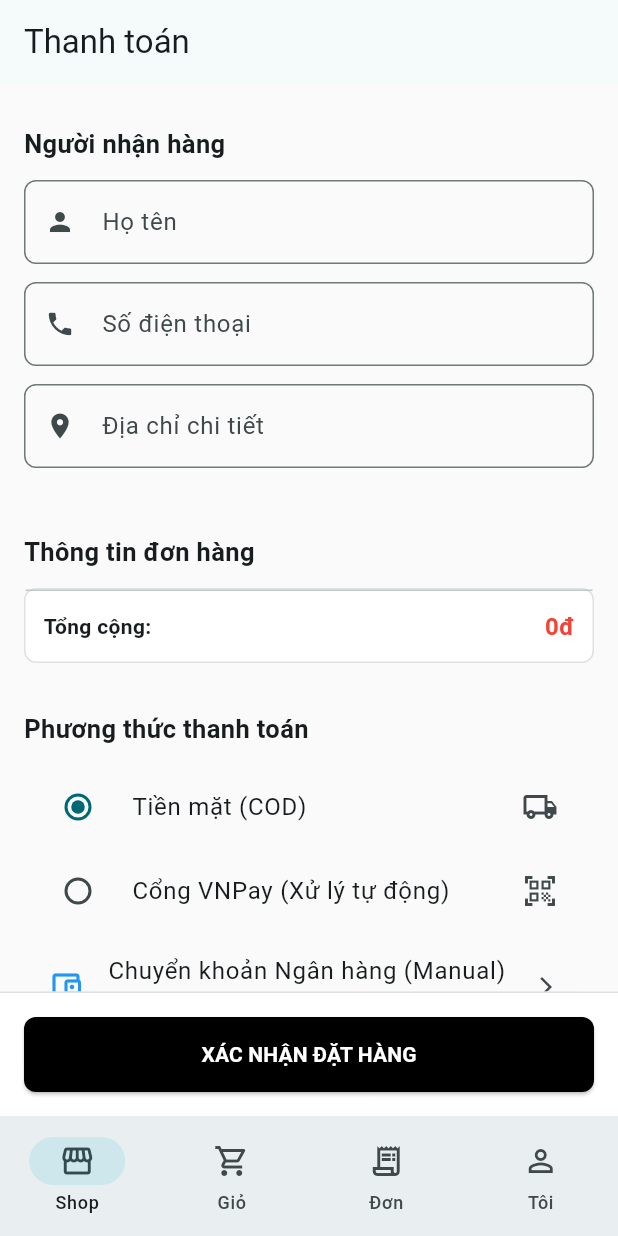
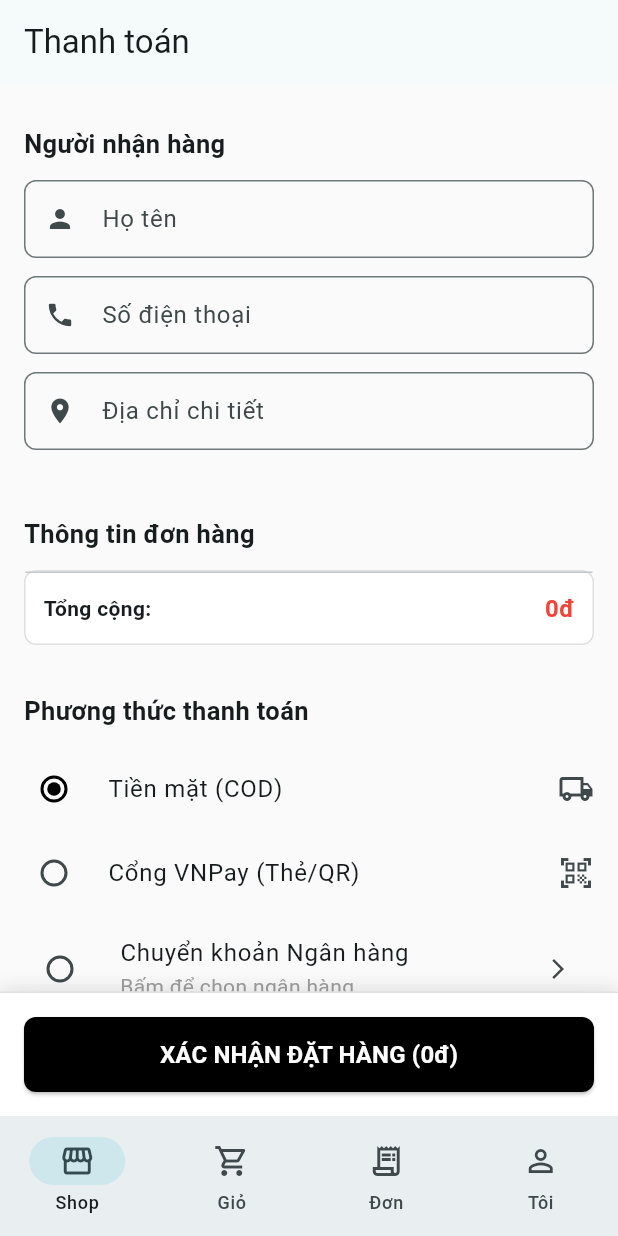
Before and after one commit to duyanhad/bangiay, a Flutter app: the CheckoutScreen screen opened by its route, on a phone screen of 412 x 824 dp. Run offline on Flutter 3.47's test engine with Material 3 defaults, Android fonts, the phone set to English and light mode, and no system bars; our stand-ins replace dio, flutter_secure_storage, go_router, webview_flutter; accounts and stored records are empty; network calls fail.

Commit message:
hoàn thành thanh toan vnpay

```diff
--- a/Shop_giay/lib/core/api/dio_client.dart
+++ b/Shop_giay/lib/core/api/dio_client.dart
@@ -6,7 +6,7 @@ class DioClient {
   // Android emulator: --dart-define=API_BASE_URL=http://10.0.2.2:8080/api/v1
   static const _baseUrl = String.fromEnvironment(
     'API_BASE_URL',
-    defaultValue: 'http://localhost:8080/api/v1',
+    defaultValue: 'http://192.168.0.140:8080/api/v1',
   );
 
   static final Dio dio = Dio(
--- a/Shop_giay/lib/features/checkout/presentation/checkout_screen.dart
+++ b/Shop_giay/lib/features/checkout/presentation/checkout_screen.dart
@@ -1,10 +1,14 @@
 import 'package:flutter/material.dart';
 import 'package:provider/provider.dart';
 import 'package:go_router/go_router.dart';
-import '../../cart/domain/cart_controller.dart';
+
+// --- Imports correct path based on your project structure ---
+import 'package:shop_giay/features/cart/domain/cart_controller.dart';
+
+import 'vnpay_web_view.dart';
 import '../../orders/data/order_api.dart';
-import 'vnpay_web_view.dart';
-
+import 'package:flutter/foundation.dart'; // Thêm dòng này
+import 'package:url_launcher/url_launcher.dart'; // Thêm dòng này
 class CheckoutScreen extends StatefulWidget {
   const CheckoutScreen({super.key});
 
@@ -13,27 +17,40 @@ class CheckoutScreen extends StatefulWidget {
 }
 
 class _CheckoutScreenState extends State<CheckoutScreen> {
+  // Giả định OrderApi đã được cấu hình Dio bên trong hoặc là Singleton
   final OrderApi _orderApi = OrderApi();
+
   final _formKey = GlobalKey<FormState>();
-
   final _nameController = TextEditingController();
   final _phoneController = TextEditingController();
   final _addressController = TextEditingController();
 
-  String _paymentMethod = 'cod';
+  String _paymentMethod = 'cod'; // Default
   Map<String, String>? _selectedBank;
   bool _isProcessing = false;
 
+  // Danh sách ngân hàng mẫu
   final List<Map<String, String>> _vnBanks = [
     {'name': 'BIDV', 'stk': '1234567890', 'owner': 'NGUYEN VAN A', 'logo': 'https://api.vietqr.io/img/BIDV.png', 'id': 'BIDV'},
     {'name': 'Techcombank', 'stk': '0987654321', 'owner': 'NGUYEN VAN A', 'logo': 'https://api.vietqr.io/img/TCB.png', 'id': 'TCB'},
     {'name': 'Vietinbank', 'stk': '1010101010', 'owner': 'NGUYEN VAN A', 'logo': 'https://api.vietqr.io/img/ICB.png', 'id': 'ICB'},
   ];
 
+  @override
+  void dispose() {
+    _nameController.dispose();
+    _phoneController.dispose();
+    _addressController.dispose();
+    super.dispose();
+  }
+
+  // --- LOGIC: CHỌN NGÂN HÀNG ---
   void _showBankSelection() {
     showModalBottomSheet(
       context: context,
-      shape: const RoundedRectangleBorder(borderRadius: BorderRadius.vertical(top: Radius.circular(20))),
+      shape: const RoundedRectangleBorder(
+        borderRadius: BorderRadius.vertical(top: Radius.circular(20))
+      ),
       builder: (context) => Container(
         padding: const EdgeInsets.all(20),
         child: Column(
@@ -41,7 +58,13 @@ class _CheckoutScreenState extends State<CheckoutScreen> {
           children: [
             const Text("Chọn ngân hàng thanh toán", style: TextStyle(fontSize: 18, fontWeight: FontWeight.bold)),
             const SizedBox(height: 15),
-            ..._vnBanks.map((bank) => ListTile(
+            // Sử dụng Expanded nếu danh sách dài, ở đây dùng shrinkWrap
+            ListView.builder(
+              shrinkWrap: true,
+              itemCount: _vnBanks.length,
+              itemBuilder: (context, index) {
+                final bank = _vnBanks[index];
+                return ListTile(
                   leading: Image.network(bank['logo']!, width: 40, errorBuilder: (_,__,___) => const Icon(Icons.account_balance)),
                   title: Text(bank['name']!),
                   subtitle: Text("STK: ${bank['stk']}"),
@@ -52,30 +75,43 @@ class _CheckoutScreenState extends State<CheckoutScreen> {
                     });
                     Navigator.pop(context);
                   },
-            )),
+                );
+              },
+            ),
           ],
         ),
       ),
     );
   }
 
-  void _placeOrder() async {
+  // --- LOGIC: ĐẶT HÀNG ---
+  Future<void> _placeOrder() async {
     if (!_formKey.currentState!.validate()) return;
 
     final cartCtrl = context.read<CartController>();
-    if (cartCtrl.items.isEmpty) return;
+    if (cartCtrl.items.isEmpty) {
+      _showSnackBar("Giỏ hàng trống!", Colors.red);
+      return;
+    }
 
     setState(() => _isProcessing = true);
 
     try {
+      // 1. Chuẩn bị dữ liệu gửi Backend
+      // LƯU Ý: Backend Order Model của bạn chỉ chấp nhận enum ["cod", "vnpay"].
+      // Nên nếu khách chọn 'bank' (thủ công), ta vẫn gửi là 'cod' (Pending)
+      // hoặc bạn phải sửa Backend thêm enum 'transfer'. Ở đây mình map về 'cod'.
+      final String methodToSend = (_paymentMethod == 'bank') ? 'cod' : _paymentMethod;
+
       final orderData = {
         "items": cartCtrl.items.map((e) => {
           "productId": e.productId,
           "qty": e.quantity,
           "size": e.selectedSize,
+          "price": e.price
         }).toList(),
         "total": cartCtrl.total,
-        "paymentMethod": _paymentMethod,
+        "paymentMethod": methodToSend,
         "shippingInfo": {
           "name": _nameController.text.trim(),
           "phone": _phoneController.text.trim(),
@@ -83,21 +119,38 @@ class _CheckoutScreenState extends State<CheckoutScreen> {
         },
       };
 
+      // 2. Xử lý theo phương thức
       if (_paymentMethod == 'vnpay') {
+        // 1. Gọi API lấy link
         final String? url = await _orderApi.createVnpayPayment(orderData);
-        if (url == null || url.isEmpty) throw "Không tạo được link VNPay";
 
+        if (url == null || url.isEmpty) throw "Lỗi link thanh toán";
         if (!mounted) return;
+
+        // --- BẮT ĐẦU ĐOẠN CODE MỚI ---
+        if (kIsWeb) {
+          // Nếu là WEB: Mở tab mới
+          if (await canLaunchUrl(Uri.parse(url))) {
+            await launchUrl(Uri.parse(url), mode: LaunchMode.externalApplication);
+            _showWebPaymentDialog(); // Gọi popup thông báo
+          }
+        } else {
+          // Nếu là MOBILE: Mở WebView trong App (như cũ)
           final bool? success = await Navigator.push(
             context,
             MaterialPageRoute(builder: (context) => VnpayWebView(url: url)),
           );
+          if (success == true) _handleSuccess("Thanh toán thành công!");
+        }
 
-        if (success == true) _handleSuccess("Thanh toán thành công!");
       } else {
+        // --- COD / BANK MANUAL FLOW ---
         await _orderApi.createOrder(orderData);
-        _handleSuccess("Đặt hàng thành công!");
+        _handleSuccess(_paymentMethod == 'bank'
+            ? "Đặt hàng thành công! Vui lòng chuyển khoản."
+            : "Đặt hàng thành công!");
       }
+
     } catch (e) {
       _showSnackBar("Lỗi: $e", Colors.red);
     } finally {
@@ -106,29 +159,57 @@ class _CheckoutScreenState extends State<CheckoutScreen> {
   }
 
   void _handleSuccess(String message) {
-    context.read<CartController>().loadCart();
+    final cartCtrl = context.read<CartController>();
+    // Load lại cart để backend trả về mảng rỗng (sau khi đã xóa session cart)
+    // Hoặc gọi hàm cartCtrl.clearLocalCart() nếu bạn có viết.
+    cartCtrl.loadCart();
+
     _showSnackBar(message, Colors.green);
+
+    // Điều hướng về Home và xóa các màn hình trước đó
     context.go('/');
   }
 
-  // Đã thêm hàm _showSnackBar ở đây
   void _showSnackBar(String message, Color color) {
     if (!mounted) return;
     ScaffoldMessenger.of(context).showSnackBar(
       SnackBar(
-        content: Text(message, style: const TextStyle(color: Colors.white)),
+        content: Text(message),
         backgroundColor: color,
         behavior: SnackBarBehavior.floating,
       ),
     );
   }
-
+// Hàm hiển thị thông báo riêng cho Web
+  void _showWebPaymentDialog() {
+    showDialog(
+      context: context,
+      barrierDismissible: false,
+      builder: (ctx) => AlertDialog(
+        title: const Text("Đang thanh toán..."),
+        content: const Text("Cửa sổ thanh toán đã mở. Sau khi thanh toán xong, hãy bấm nút dưới đây."),
+        actions: [
+          TextButton(
+            onPressed: () {
+              Navigator.pop(ctx);
+              _handleSuccess("Đã ghi nhận đơn hàng!");
+            },
+            child: const Text("Tôi đã thanh toán xong"),
+          )
+        ],
+      ),
+    );
+  }
+  // --- UI ---
   @override
   Widget build(BuildContext context) {
     final cartCtrl = context.watch<CartController>();
+    final totalAmount = cartCtrl.total;
+
     return Scaffold(
       appBar: AppBar(title: const Text("Thanh toán")),
-      body: Form(
+      body: SafeArea(
+        child: Form(
           key: _formKey,
           child: ListView(
             padding: const EdgeInsets.all(16),
@@ -145,27 +226,53 @@ class _CheckoutScreenState extends State<CheckoutScreen> {
               const SizedBox(height: 20),
               _buildSection("Phương thức thanh toán"),
               _payOption('cod', "Tiền mặt (COD)", Icons.local_shipping_outlined),
-            _payOption('vnpay', "Cổng VNPay (Xử lý tự động)", Icons.qr_code_scanner),
+              _payOption('vnpay', "Cổng VNPay (Thẻ/QR)", Icons.qr_code_scanner),
 
               ListTile(
-              leading: const Icon(Icons.account_balance_wallet_outlined, color: Colors.blue),
-              title: const Text("Chuyển khoản Ngân hàng (Manual)"),
-              subtitle: Text(_selectedBank != null ? "Đã chọn: ${_selectedBank!['name']}" : "Bấm để chọn ngân hàng Việt Nam"),
-              trailing: const Icon(Icons.arrow_forward_ios, size: 16),
-              onTap: _showBankSelection,
+                contentPadding: EdgeInsets.zero,
+                leading: Radio(
+                  value: 'bank',
+                  groupValue: _paymentMethod,
+                  activeColor: Colors.black,
+                  onChanged: (val) {
+                    setState(() {
+                       _paymentMethod = val.toString();
+                       // Nếu chưa chọn ngân hàng thì hiện popup luôn
+                       if(_selectedBank == null) _showBankSelection();
+                    });
+                  },
+                ),
+                title: const Text("Chuyển khoản Ngân hàng"),
+                subtitle: Text(
+                  _selectedBank != null
+                    ? "Đã chọn: ${_selectedBank!['name']}"
+                    : "Bấm để chọn ngân hàng",
+                  style: TextStyle(color: _selectedBank != null ? Colors.blue : Colors.grey)
+                ),
+                trailing: IconButton(
+                  icon: const Icon(Icons.arrow_forward_ios, size: 16),
+                  onPressed: _showBankSelection,
+                ),
+                onTap: () {
+                  setState(() => _paymentMethod = 'bank');
+                  _showBankSelection();
+                },
               ),
 
+              // Hiển thị thông tin chuyển khoản & QR nếu chọn Bank Manual
               if (_paymentMethod == 'bank' && _selectedBank != null)
-              _buildBankCard(cartCtrl.total),
+                _buildBankCard(totalAmount),
 
-            const SizedBox(height: 120),
+              const SizedBox(height: 100), // Khoảng trống cho nút đặt hàng
             ],
           ),
         ),
-      bottomSheet: _buildPayButton(cartCtrl.total),
+      ),
+      bottomSheet: _buildPayButton(totalAmount),
     );
   }
 
+  // Widget hiển thị danh sách sản phẩm
   Widget _buildOrderItems(CartController cart) {
     return Container(
       decoration: BoxDecoration(
@@ -178,10 +285,14 @@ class _CheckoutScreenState extends State<CheckoutScreen> {
           ...cart.items.map((item) => ListTile(
             leading: ClipRRect(
               borderRadius: BorderRadius.circular(4),
-              child: Image.network(item.image, width: 40, height: 40, fit: BoxFit.cover, errorBuilder: (_,__,___)=>const Icon(Icons.image))
+              child: Image.network(
+                item.image,
+                width: 40, height: 40, fit: BoxFit.cover,
+                errorBuilder: (_,__,___) => const Icon(Icons.image)
+              )
             ),
-            title: Text(item.name, style: const TextStyle(fontSize: 14, fontWeight: FontWeight.w500)),
-            subtitle: Text("Số lượng: ${item.quantity}"),
+            title: Text(item.name, maxLines: 1, overflow: TextOverflow.ellipsis, style: const TextStyle(fontSize: 14, fontWeight: FontWeight.w500)),
+            subtitle: Text("Size: ${item.selectedSize} | x${item.quantity}"),
             trailing: Text("${(item.price * item.quantity).toStringAsFixed(0)}đ"),
           )),
           const Divider(height: 1),
@@ -200,8 +311,11 @@ class _CheckoutScreenState extends State<CheckoutScreen> {
     );
   }
 
+  // Widget hiển thị QR Code và thông tin chuyển khoản
   Widget _buildBankCard(double amount) {
+    // Tạo link VietQR động
     String qrUrl = "https://api.vietqr.io/image/${_selectedBank!['id']}-${_selectedBank!['stk']}-compact2.jpg?amount=${amount.toInt()}&addInfo=ThanhToanDonHang";
+
     return Card(
       elevation: 0,
       color: Colors.blue.shade50,
@@ -215,51 +329,91 @@ class _CheckoutScreenState extends State<CheckoutScreen> {
               children: [
                 Image.network(_selectedBank!['logo']!, width: 40, errorBuilder: (_,__,___)=>const Icon(Icons.account_balance)),
                 const SizedBox(width: 12),
-                const Text("ThôngInfo thụ hưởng", style: TextStyle(fontWeight: FontWeight.bold, fontSize: 16)),
+                const Text("Thông tin thụ hưởng", style: TextStyle(fontWeight: FontWeight.bold, fontSize: 16)),
               ],
             ),
             const Divider(),
             _rowDetail("Ngân hàng:", _selectedBank!['name']!),
             _rowDetail("Số tài khoản:", _selectedBank!['stk']!),
+            _rowDetail("Chủ tài khoản:", _selectedBank!['owner']!),
             _rowDetail("Số tiền:", "${amount.toStringAsFixed(0)}đ"),
             const SizedBox(height: 15),
-            Image.network(qrUrl, height: 180),
+            Container(
+              color: Colors.white,
+              padding: const EdgeInsets.all(8),
+              child: Image.network(qrUrl, height: 180, errorBuilder: (_,__,___) => const Text("Lỗi tải mã QR")),
+            ),
+            const SizedBox(height: 8),
+            const Text("Quét mã QR bằng ứng dụng ngân hàng", style: TextStyle(fontSize: 12, color: Colors.grey)),
           ],
         ),
       ),
     );
   }
 
-  Widget _rowDetail(String l, String v) => Padding(
-    padding: const EdgeInsets.symmetric(vertical: 3),
-    child: Row(mainAxisAlignment: MainAxisAlignment.spaceBetween, children: [Text(l), Text(v, style: const TextStyle(fontWeight: FontWeight.bold))]),
+  Widget _rowDetail(String label, String value) {
+    return Padding(
+      padding: const EdgeInsets.symmetric(vertical: 4),
+      child: Row(
+        mainAxisAlignment: MainAxisAlignment.spaceBetween,
+        children: [
+          Text(label, style: const TextStyle(color: Colors.black54)),
+          SelectableText(value, style: const TextStyle(fontWeight: FontWeight.bold)),
+        ],
+      ),
     );
+  }
 
   Widget _buildPayButton(double total) => Container(
     padding: const EdgeInsets.all(16),
-    decoration: const BoxDecoration(color: Colors.white, border: Border(top: BorderSide(color: Colors.black12))),
+    decoration: const BoxDecoration(
+      color: Colors.white,
+      border: Border(top: BorderSide(color: Colors.black12)),
+      boxShadow: [BoxShadow(color: Colors.black12, blurRadius: 10, offset: Offset(0, -2))]
+    ),
     child: ElevatedButton(
-      style: ElevatedButton.styleFrom(backgroundColor: Colors.black, minimumSize: const Size(double.infinity, 50), shape: RoundedRectangleBorder(borderRadius: BorderRadius.circular(8))),
-      onPressed: _isProcessing ? null : _placeOrder,
-      child: _isProcessing ? const CircularProgressIndicator(color: Colors.white) : const Text("XÁC NHẬN ĐẶT HÀNG", style: TextStyle(color: Colors.white, fontWeight: FontWeight.bold)),
+      style: ElevatedButton.styleFrom(
+        backgroundColor: Colors.black,
+        minimumSize: const Size(double.infinity, 50),
+        shape: RoundedRectangleBorder(borderRadius: BorderRadius.circular(8))
+      ),
+      onPressed: _isProcessing ? null : () => _placeOrder(),
+      child: _isProcessing
+        ? const SizedBox(width: 20, height: 20, child: CircularProgressIndicator(color: Colors.white, strokeWidth: 2))
+        : Text("XÁC NHẬN ĐẶT HÀNG (${total.toStringAsFixed(0)}đ)", style: const TextStyle(color: Colors.white, fontWeight: FontWeight.bold, fontSize: 16)),
     ),
   );
 
-  Widget _buildSection(String t) => Padding(padding: const EdgeInsets.symmetric(vertical: 12), child: Text(t, style: const TextStyle(fontSize: 17, fontWeight: FontWeight.bold)));
+  Widget _buildSection(String t) => Padding(
+    padding: const EdgeInsets.symmetric(vertical: 12),
+    child: Text(t, style: const TextStyle(fontSize: 17, fontWeight: FontWeight.bold))
+  );
 
   Widget _inputField(TextEditingController c, String l, IconData i, {bool isPhone = false}) => Padding(
     padding: const EdgeInsets.only(bottom: 12),
     child: TextFormField(
       controller: c,
       keyboardType: isPhone ? TextInputType.phone : TextInputType.text,
-      decoration: InputDecoration(labelText: l, prefixIcon: Icon(i, size: 20), border: OutlineInputBorder(borderRadius: BorderRadius.circular(8))),
-      validator: (v) => (v == null || v.isEmpty) ? "Vui lòng nhập $l" : null,
+      decoration: InputDecoration(
+        labelText: l,
+        prefixIcon: Icon(i, size: 20),
+        border: OutlineInputBorder(borderRadius: BorderRadius.circular(8)),
+        contentPadding: const EdgeInsets.symmetric(horizontal: 12, vertical: 14),
+      ),
+      validator: (v) => (v == null || v.trim().isEmpty) ? "Vui lòng nhập $l" : null,
     ),
   );
 
   Widget _payOption(String v, String t, IconData i) => RadioListTile(
-    value: v, groupValue: _paymentMethod,
-    title: Text(t), secondary: Icon(i),
-    onChanged: (val) => setState(() { _paymentMethod = val!; if(val != 'bank') _selectedBank = null; }),
+    value: v,
+    groupValue: _paymentMethod,
+    title: Text(t),
+    secondary: Icon(i),
+    activeColor: Colors.black,
+    contentPadding: EdgeInsets.zero,
+    onChanged: (val) => setState(() {
+      _paymentMethod = val!;
+      if(val != 'bank') _selectedBank = null;
+    }),
   );
 }
--- a/Shop_giay/pubspec.yaml
+++ b/Shop_giay/pubspec.yaml
@@ -15,6 +15,7 @@ dependencies:
   flutter_secure_storage: ^9.2.2
   provider: ^6.1.2
   webview_flutter: ^4.7.0
+  url_launcher: ^6.3.2
 
 dev_dependencies:
   flutter_test:
```
Also changed, not shown: Shop_giay/pubspec.lock, 8 other files. Lines whose indentation alone changed are shown as unchanged.
